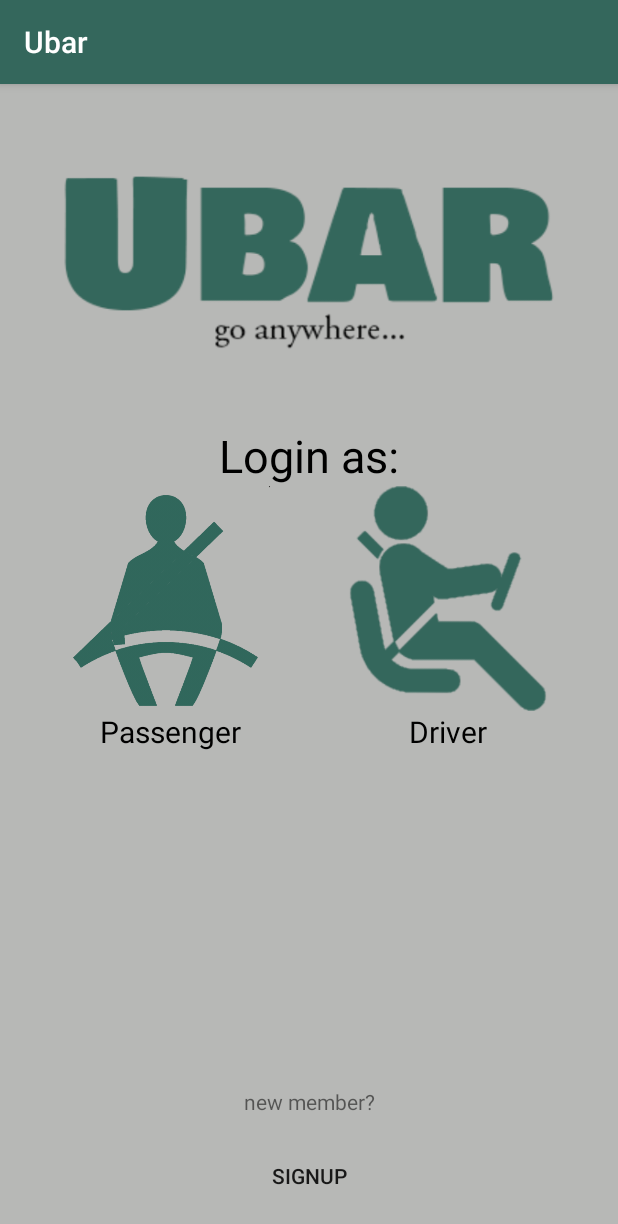
After one commit to manosntoulias/Ubar-front-end, an Android app: the MainActivity screen opened directly, with no data from a screen before it, on a phone screen of 412 x 824 dp. The commit adds this screen. Shown: the top 1224 px of the screen. Run offline under Robolectric (Android 15) with nearby library versions, the phone set to English and light mode, and no system bars; network calls fail.

Commit message:
new first acitvity with images

```diff
--- a/app/build.gradle
+++ b/app/build.gradle
@@ -39,7 +39,7 @@ dependencies {
     // https://mvnrepository.com/artifact/com.googlecode.json-simple/json-simple
     implementation 'com.googlecode.json-simple:json-simple:1.1'
     // https://mvnrepository.com/artifact/org.apache.httpcomponents/httpcore
-    implementation'org.apache.httpcomponents:httpcore:4.4.6'
+    implementation 'org.apache.httpcomponents:httpcore:4.4.6'
     implementation 'com.android.volley:volley:1.1.1'
 
     testImplementation 'junit:junit:4.12'
--- /dev/null
+++ b/app/src/main/java/gr/uoa/di/ecommerce/ubar/Activities/MainActivity.java
@@ -0,0 +1,14 @@
+package gr.uoa.di.ecommerce.ubar.Activities;
+
+import android.support.v7.app.AppCompatActivity;
+import android.os.Bundle;
+import gr.uoa.di.ecommerce.ubar.R;
+
+public class MainActivity extends AppCompatActivity {
+
+    @Override
+    protected void onCreate(Bundle savedInstanceState) {
+        super.onCreate(savedInstanceState);
+        setContentView(R.layout.activity_main);
+    }
+}
--- /dev/null
+++ b/app/src/main/res/layout/activity_main.xml
@@ -0,0 +1,138 @@
+<?xml version="1.0" encoding="utf-8"?>
+<android.support.constraint.ConstraintLayout xmlns:android="http://schemas.android.com/apk/res/android"
+    xmlns:app="http://schemas.android.com/apk/res-auto"
+    xmlns:tools="http://schemas.android.com/tools"
+    android:layout_width="match_parent"
+    android:layout_height="match_parent"
+    android:background="@color/colorAccent"
+    tools:context=".TestActivity">
+
+    <ImageView
+        android:id="@+id/logo"
+        android:layout_width="match_parent"
+        android:contentDescription="@string/app_name"
+        app:layout_constraintTop_toTopOf="parent"
+        app:srcCompat="@drawable/logo"
+        android:layout_height="wrap_content" />
+
+    <TextView
+        android:id="@+id/loginAs"
+        android:layout_width="wrap_content"
+        android:layout_height="wrap_content"
+        android:background="@null"
+        android:text="Login as:"
+        android:textColor="#000000"
+        android:textSize="30dp"
+        app:layout_constraintLeft_toRightOf="@+id/left_guide"
+        app:layout_constraintRight_toLeftOf="@+id/right_guide"
+        app:layout_constraintTop_toBottomOf="@+id/logo" />
+
+    <ImageButton
+        android:id="@+id/passengerImg"
+        android:layout_width="0dp"
+        android:layout_height="150dp"
+        android:adjustViewBounds="true"
+        android:background="@null"
+        android:scaleType="fitCenter"
+        app:layout_constraintEnd_toStartOf="@+id/mid_guide"
+        app:layout_constraintStart_toStartOf="@+id/left_guide"
+        app:layout_constraintTop_toBottomOf="@+id/loginAs"
+        app:srcCompat="@drawable/passenger" />
+
+    <ImageButton
+        android:id="@+id/driverImg"
+        android:layout_width="0dp"
+        android:layout_height="150dp"
+        android:adjustViewBounds="true"
+        android:background="@null"
+        android:scaleType="fitCenter"
+        app:layout_constraintEnd_toStartOf="@+id/right_guide"
+        app:layout_constraintStart_toEndOf="@+id/mid_guide"
+        app:layout_constraintTop_toBottomOf="@+id/loginAs"
+        app:srcCompat="@drawable/driver" />
+
+    <TextView
+        android:id="@+id/driverTXT"
+        android:layout_width="wrap_content"
+        android:layout_height="wrap_content"
+        android:background="@null"
+        android:text="Driver"
+        android:textColor="#000000"
+        android:textSize="20dp"
+
+        app:layout_constraintEnd_toStartOf="@+id/right_guide"
+        app:layout_constraintStart_toEndOf="@+id/mid_guide"
+        app:layout_constraintTop_toBottomOf="@+id/driverImg" />
+
+    <TextView
+        android:id="@+id/passengerTXT"
+        android:layout_width="wrap_content"
+        android:layout_height="wrap_content"
+        android:background="@null"
+        android:text="Passenger"
+        android:textColor="#000000"
+        android:textSize="20dp"
+        app:layout_constraintEnd_toStartOf="@+id/mid_guide"
+        app:layout_constraintStart_toStartOf="@+id/left_guide"
+        app:layout_constraintTop_toBottomOf="@+id/passengerImg"
+ />
+
+    <TextView
+        android:id="@+id/newmember"
+        android:layout_width="wrap_content"
+        android:layout_height="wrap_content"
+        android:text="new member?"
+        app:layout_constraintBottom_toTopOf="@+id/signup"
+        app:layout_constraintEnd_toStartOf="@+id/right_guide"
+        app:layout_constraintStart_toStartOf="@+id/left_guide"
+        app:layout_constraintTop_toBottomOf="@+id/bot2_guide" />
+
+    <Button
+        android:id="@+id/signup"
+        android:layout_width="wrap_content"
+        android:layout_height="wrap_content"
+        android:background="@null"
+        android:text="SignUp"
+        app:layout_constraintBottom_toTopOf="@+id/bot_guide"
+        app:layout_constraintEnd_toStartOf="@+id/right_guide"
+        app:layout_constraintStart_toStartOf="@+id/left_guide"
+        app:layout_constraintTop_toBottomOf="@+id/newmember" />
+
+
+    <android.support.constraint.Guideline
+        android:id="@+id/left_guide"
+        android:layout_width="wrap_content"
+        android:layout_height="wrap_content"
+        android:orientation="vertical"
+        app:layout_constraintGuide_percent="0.05" />
+
+    <android.support.constraint.Guideline
+        android:id="@+id/right_guide"
+        android:layout_width="wrap_content"
+        android:layout_height="wrap_content"
+        android:orientation="vertical"
+        app:layout_constraintGuide_percent="0.95" />
+
+    <android.support.constraint.Guideline
+        android:id="@+id/mid_guide"
+        android:layout_width="wrap_content"
+        android:layout_height="wrap_content"
+        android:orientation="vertical"
+        app:layout_constraintGuide_percent="0.5" />
+
+    <android.support.constraint.Guideline
+        android:id="@+id/bot2_guide"
+        android:layout_width="wrap_content"
+        android:layout_height="wrap_content"
+        android:orientation="horizontal"
+        app:layout_constraintGuide_percent="0.85" />
+
+    <android.support.constraint.Guideline
+        android:id="@+id/bot_guide"
+        android:layout_width="wrap_content"
+        android:layout_height="wrap_content"
+        android:orientation="horizontal"
+        app:layout_constraintGuide_percent="1" />
+
+
+</android.support.constraint.ConstraintLayout>
--- a/app/src/main/res/values/colors.xml
+++ b/app/src/main/res/values/colors.xml
@@ -1,7 +1,7 @@
 <?xml version="1.0" encoding="utf-8"?>
 <resources>
-    <color name="colorPrimary">#3F51B5</color>
+    <color name="colorPrimary">#34675C</color>
     <color name="colorPrimaryDark">#303F9F</color>
-    <color name="colorAccent">#FF4081</color>
+    <color name="colorAccent">#B7B8B6</color>
     <color name="red">#FF0000</color>
 </resources>
--- a/app/src/main/res/values/strings.xml
+++ b/app/src/main/res/values/strings.xml
@@ -1,3 +1,6 @@
 <resources>
     <string name="app_name">Ubar</string>
+
+    <!-- TODO: Remove or change this placeholder text -->
+    <string name="hello_blank_fragment">Hello blank fragment</string>
 </resources>
```
Also changed, not shown: app/src/main/AndroidManifest.xml (+7 -3 lines), app/src/main/java/gr/uoa/di/ecommerce/ubar/Fragments/LoginFragment.java (added, +109 -0 lines), app/src/main/res/layout/activity_sign_up.xml (+45 -52 lines), app/src/main/res/layout/fragment_login.xml (added, +14 -0 lines), app/src/main/res/drawable/driver.png (added), app/src/main/res/drawable/logo.png (added), app/src/main/res/drawable/passenger.png (added).
